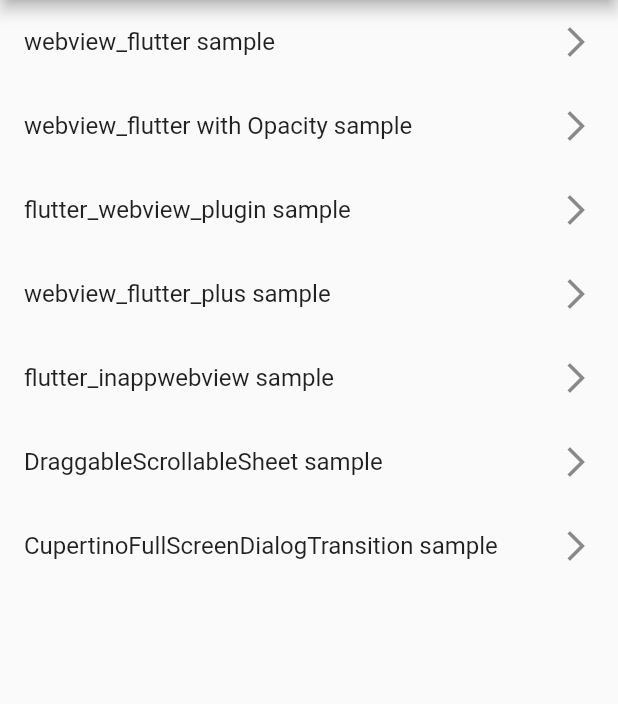
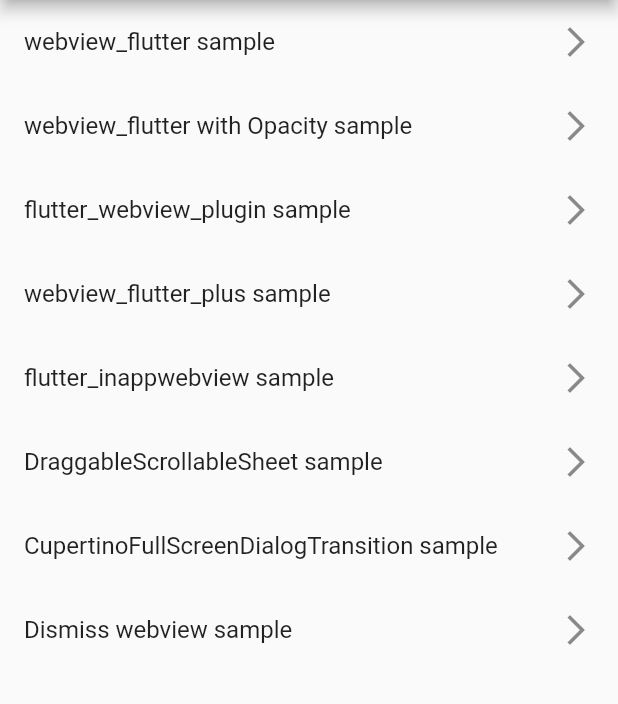
Before and after one commit to popy1017/flutter_webview_samples, a Flutter app: the screen it shows after launch, on a phone screen of 412 x 824 dp, the part 84-788 px from its top. Run offline on Flutter 3.47's test engine with Material 2 defaults, Android fonts, the phone set to English and light mode, and no system bars; our stand-ins replace webview_flutter; missing offline and left inert: flutter_inappwebview, flutter_webview_plugin, webview_flutter_plus.

Commit message:
サンプル追加

```diff
--- a/lib/main.dart
+++ b/lib/main.dart
@@ -1,5 +1,6 @@
 import 'package:flutter/material.dart';
 import 'package:webview_samples/cupertino_dialog_sample.dart';
+import 'package:webview_samples/dismissible_webview_sample.dart';
 import 'package:webview_samples/draggable_scrollable_sheet_sample.dart';
 import 'package:webview_samples/flutter_inappwebview_sample.dart';
 import 'package:webview_samples/flutter_webview_plugin_sample.dart';
@@ -73,6 +74,11 @@ class Home extends StatelessWidget {
             'CupertinoFullScreenDialogTransition sample',
             CupertinoDialogSample(),
           ),
+          _buildListTile(
+            context,
+            'Dismiss webview sample',
+            DismissibleWebViewSample(),
+          ),
         ],
       ),
     );
```
Also changed, not shown: lib/dismissible_webview_sample.dart (added, +22 -0 lines).
